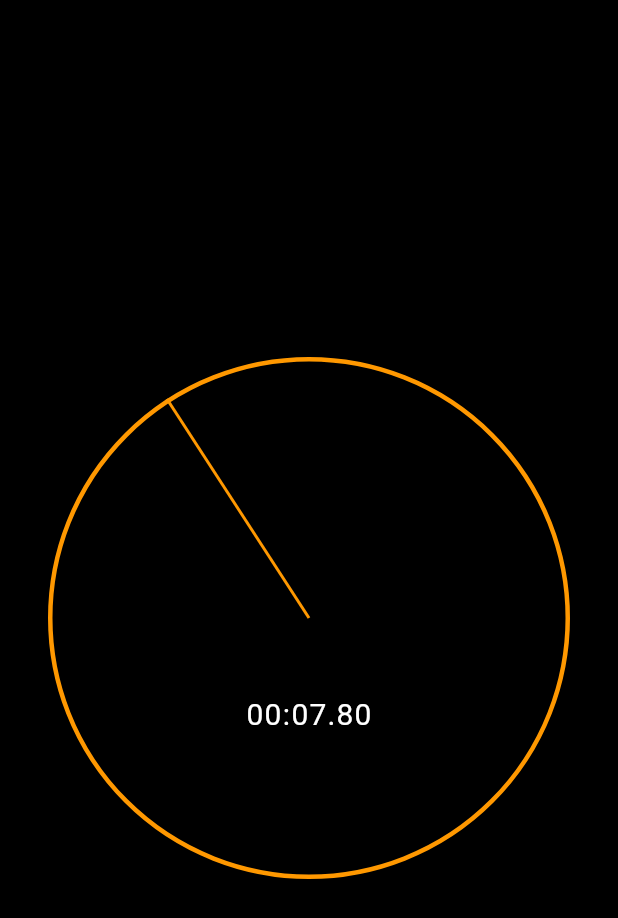
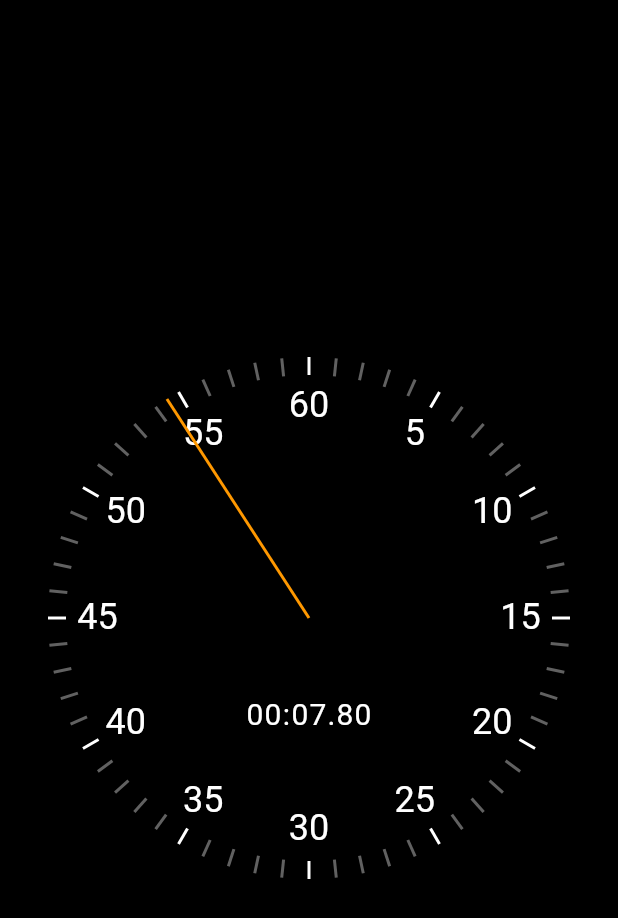
Before and after one commit to rebixpl/FlutterStudy2K22, a Flutter app: the screen it shows after launch, on a phone screen of 412 x 824 dp. Shown: the top 918 px of the screen. Run offline on Flutter 3.47's test engine with Material 2 defaults, Android fonts, the phone set to English and light mode, and no system bars; our stand-ins replace bloc, bloc_concurrency, carousel_slider, dio, equatable, flip_card and 8 more; accounts and stored records are empty.

Commit message:
created clock markers

```diff
--- /dev/null
+++ b/flutter_animations_masterclass/stopwatch_flutter/lib/ui/clock_markers.dart
@@ -0,0 +1,67 @@
+import 'dart:math';
+
+import 'package:flutter/material.dart';
+import 'package:stopwatch_flutter/ui/elapsed_time_text.dart';
+
+class ClockSecondsTickMarker extends StatelessWidget {
+  const ClockSecondsTickMarker({
+    Key? key,
+    required this.seconds,
+    required this.radius,
+  }) : super(key: key);
+
+  final int seconds;
+  final double radius;
+
+  @override
+  Widget build(BuildContext context) {
+    final color = seconds % 5 == 0 ? Colors.white : Colors.grey[700];
+    const double width = 2.0;
+    const double height = 12.0;
+    return Transform(
+      alignment: Alignment.center,
+      transform: Matrix4.identity()
+        ..translate(-width / 2, -height / 2)
+        ..rotateZ(2 * pi * (seconds / 60.0))
+        ..translate(0.0, radius - height / 2, 0.0),
+      child: Container(width: width, height: height, color: color),
+    );
+  }
+}
+
+class ClockTextMarker extends StatelessWidget {
+  const ClockTextMarker({
+    Key? key,
+    required this.value,
+    required this.maxValue,
+    required this.radius,
+  }) : super(key: key);
+
+  final int value;
+  final int maxValue;
+  final double radius;
+
+  @override
+  Widget build(BuildContext context) {
+    const width = 40.0;
+    const height = 30.0;
+
+    return Transform(
+      transform: Matrix4.identity()
+        ..translate(-width / 2, -height / 2, 0.0)
+        ..rotateZ(pi + 2 * pi * (value / maxValue))
+        ..translate(0.0, radius - height * 1.1, 0.0)
+        ..rotateZ(pi - 2 * pi * (value / maxValue)),
+      alignment: Alignment.center,
+      child: SizedBox(
+        width: width,
+        height: height,
+        child: Text(
+          value.toString(),
+          style: const TextStyle(fontSize: 24),
+          textAlign: TextAlign.center,
+        ),
+      ),
+    );
+  }
+}
--- a/flutter_animations_masterclass/stopwatch_flutter/lib/ui/stopwatch_renderer.dart
+++ b/flutter_animations_masterclass/stopwatch_flutter/lib/ui/stopwatch_renderer.dart
@@ -2,6 +2,7 @@ import 'dart:math';
 
 import 'package:flutter/material.dart';
 import 'package:stopwatch_flutter/ui/clock_hand.dart';
+import 'package:stopwatch_flutter/ui/clock_markers.dart';
 import 'package:stopwatch_flutter/ui/elapsed_time_text.dart';
 
 class StopwatchRenderer extends StatelessWidget {
@@ -18,12 +19,22 @@ class StopwatchRenderer extends StatelessWidget {
   Widget build(BuildContext context) {
     return Stack(
       children: [
-        Container(
-          decoration: BoxDecoration(
-            border: Border.all(width: 3.0, color: Colors.orange),
-            borderRadius: BorderRadius.circular(radius),
+        for (int i = 0; i < 60; i++)
+          Positioned(
+            left: radius,
+            top: radius,
+            child: ClockSecondsTickMarker(seconds: i, radius: radius),
           ),
-        ),
+        for (int i = 5; i <= 60; i += 5)
+          Positioned(
+            left: radius,
+            top: radius,
+            child: ClockTextMarker(
+              value: i,
+              maxValue: 60,
+              radius: radius,
+            ),
+          ),
         Positioned(
           left: radius,
           top: radius,
```
